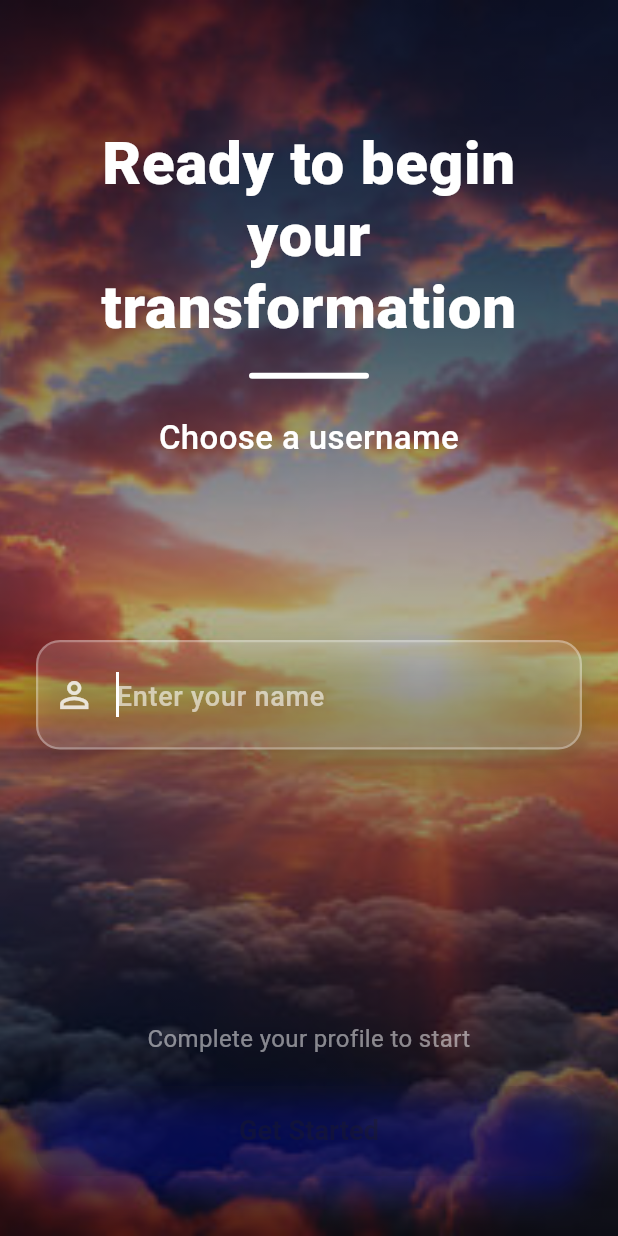
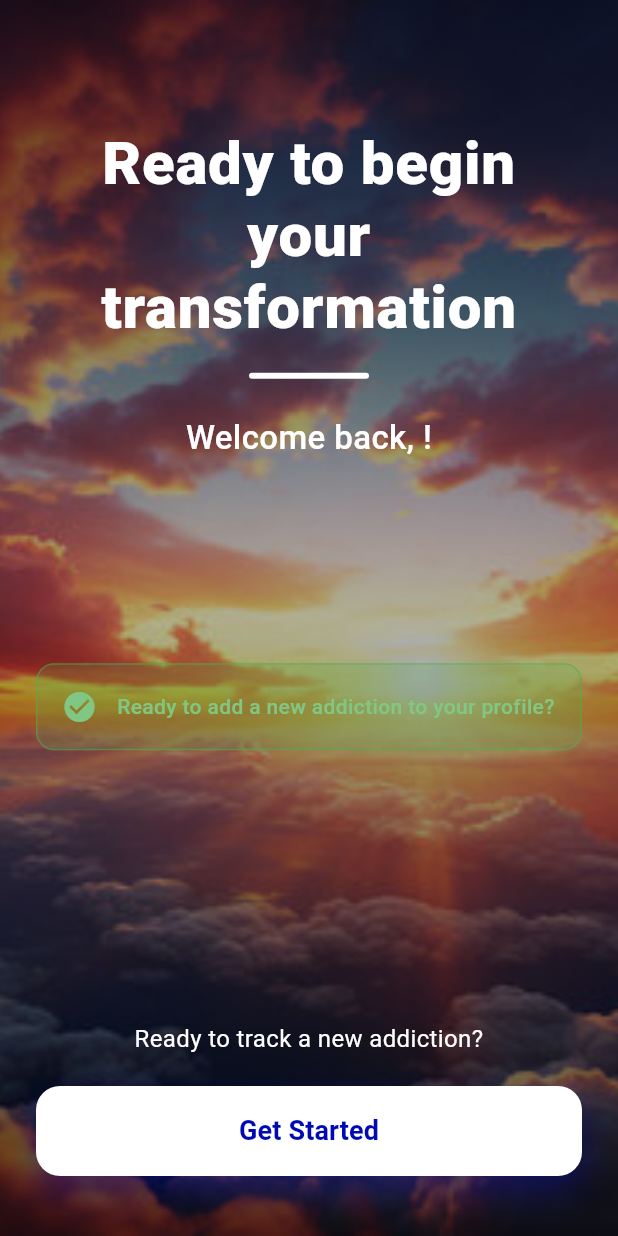
Before and after one commit to Yassine-hn/addiction-quit, a Flutter app: the StepFinal screen opened directly, on a phone screen of 412 x 824 dp. Run offline on Flutter 3.47's test engine with Material 3 defaults, Android fonts, the light colour scheme and no system bars; our stand-ins replace dio, equatable, firebase_core, flutter_bloc, flutter_secure_storage, shared_preferences and 1 more; accounts and stored records are empty.

Commit message:
remove name field for existing user

```diff
--- a/lib/modules/Addiction_Form_module/screens/StepFinal.dart
+++ b/lib/modules/Addiction_Form_module/screens/StepFinal.dart
@@ -4,6 +4,7 @@ import 'package:flutter_bloc/flutter_bloc.dart';
 import '../data/Cubit/UserInfoCubit.dart';
 import '../widgets/ValidationButton.dart';
 import '../data/user_data_service.dart';
+import '../data/shared_preferences_helper.dart';
 import 'data_saving_screen.dart';
 import '../models/User_Info_model.dart';
 import '../../../presentation/app_routes.dart';
@@ -22,12 +23,17 @@ class _StepFinalState extends State<StepFinal>
   final FocusNode _usernameFocusNode = FocusNode();
 
   bool _isUsernameValid = false;
+  bool _isExistingUser = false;
+  String? _existingUsername;
   late AnimationController _animationController;
   late Animation<double> _fadeAnimation;
 
   @override
   void initState() {
     super.initState();
+
+    // Check if user already exists
+    _checkExistingUser();
 
     // Load existing username from cubit
     final cubit = BlocProvider.of<UserInfoCubit>(context, listen: false);
@@ -51,8 +57,24 @@ class _StepFinalState extends State<StepFinal>
     // Start animation
     WidgetsBinding.instance.addPostFrameCallback((_) {
       _animationController.forward();
+      if (!_isExistingUser) {
         _usernameFocusNode.requestFocus();
+      }
     });
+  }
+
+  /// Check if user already exists in the system
+  Future<void> _checkExistingUser() async {
+    final existingUserId = await SharedPreferencesHelper.getUserId();
+    final existingUsername = await SharedPreferencesHelper.getUsername();
+
+    if (existingUserId != null && existingUsername != null) {
+      setState(() {
+        _isExistingUser = true;
+        _existingUsername = existingUsername;
+        _isUsernameValid = true; // Skip validation for existing users
+      });
+    }
   }
 
   void _validateUsername(String value) {
@@ -65,7 +87,10 @@ class _StepFinalState extends State<StepFinal>
 
   void _handleGetStarted() async {
     if (_isUsernameValid) {
-      final username = _usernameController.text.trim();
+      // For existing users, use the stored username; for new users, use the entered username
+      final username = _isExistingUser
+          ? _existingUsername!
+          : _usernameController.text.trim();
       final cubit = context.read<UserInfoCubit>();
 
       // Update username in cubit
@@ -228,8 +253,11 @@ class _StepFinalState extends State<StepFinal>
                                         ),
                                         SizedBox(height: isLandscape ? 16 : 24),
 
+                                        // Conditional subtitle based on user type
                                         Text(
-                                          AppLocalizations.of(context)!.chooseUsername,
+                                          _isExistingUser
+                                              ? 'Welcome back, $_existingUsername!'
+                                              : AppLocalizations.of(context)!.chooseUsername,
                                           textAlign: TextAlign.center,
                                           style: TextStyle(
                                             fontSize: isLandscape ? 20 : 22,
@@ -252,7 +280,8 @@ class _StepFinalState extends State<StepFinal>
                                       mainAxisAlignment:
                                           MainAxisAlignment.center,
                                       children: [
-                                        // Username Input
+                                        // Username Input - Only shown for new users
+                                        if (!_isExistingUser)
                                           Container(
                                             decoration: BoxDecoration(
                                               color: Colors.white.withOpacity(
@@ -338,9 +367,11 @@ class _StepFinalState extends State<StepFinal>
                                               cursorColor: Colors.white,
                                             ),
                                           ),
+                                        if (!_isExistingUser)
                                           SizedBox(height: isLandscape ? 12 : 16),
 
-                                        // Validation message
+                                        // Validation message - Only for new users
+                                        if (!_isExistingUser)
                                           AnimatedSwitcher(
                                             duration: const Duration(
                                               milliseconds: 300,
@@ -386,8 +417,57 @@ class _StepFinalState extends State<StepFinal>
                                                 : const SizedBox.shrink(),
                                           ),
 
+                                        // Info message for existing users
+                                        if (_isExistingUser)
+                                          Container(
+                                            padding: EdgeInsets.symmetric(
+                                              horizontal: 16,
+                                              vertical: isLandscape ? 12 : 16,
+                                            ),
+                                            decoration: BoxDecoration(
+                                              color: Colors.green.withOpacity(
+                                                0.2,
+                                              ),
+                                              borderRadius: BorderRadius.circular(
+                                                12,
+                                              ),
+                                              border: Border.all(
+                                                color: Colors.green.withOpacity(
+                                                  0.5,
+                                                ),
+                                                width: 1,
+                                              ),
+                                            ),
+                                            child: Row(
+                                              mainAxisAlignment:
+                                                  MainAxisAlignment.center,
+                                              children: [
+                                                Icon(
+                                                  Icons.check_circle,
+                                                  color: Colors.green[300],
+                                                  size: isLandscape ? 20 : 24,
+                                                ),
+                                                const SizedBox(width: 12),
+                                                Expanded(
+                                                  child: Text(
+                                                    'Ready to add a new addiction to your profile?',
+                                                    textAlign: TextAlign.center,
+                                                    style: TextStyle(
+                                                      fontSize: isLandscape
+                                                          ? 13
+                                                          : 14,
+                                                      color: Colors.green[300],
+                                                      fontWeight:
+                                                          FontWeight.w500,
+                                                    ),
+                                                  ),
+                                                ),
+                                              ],
+                                            ),
+                                          ),
+
                                         // Welcome message
-                                        if (isLandscape)
+                                        if (isLandscape && !_isExistingUser)
                                           Padding(
                                             padding: const EdgeInsets.only(
                                               top: 16,
@@ -430,7 +510,7 @@ class _StepFinalState extends State<StepFinal>
                                         if (!isLandscape) const Spacer(),
 
                                         // Welcome message (for portrait only)
-                                        if (!isLandscape)
+                                        if (!isLandscape && !_isExistingUser)
                                           AnimatedOpacity(
                                             opacity:
                                                 _usernameController
@@ -457,6 +537,23 @@ class _StepFinalState extends State<StepFinal>
                                                   color: Colors.white,
                                                   fontWeight: FontWeight.w400,
                                                 ),
+                                              ),
+                                            ),
+                                          ),
+
+                                        // Welcome message for existing users
+                                        if (!isLandscape && _isExistingUser)
+                                          Padding(
+                                            padding: const EdgeInsets.only(
+                                              bottom: 20,
+                                            ),
+                                            child: Text(
+                                              'Ready to track a new addiction?',
+                                              textAlign: TextAlign.center,
+                                              style: const TextStyle(
+                                                fontSize: 16,
+                                                color: Colors.white,
+                                                fontWeight: FontWeight.w400,
                                               ),
                                             ),
                                           ),
```
Lines whose indentation alone changed are shown as unchanged.
